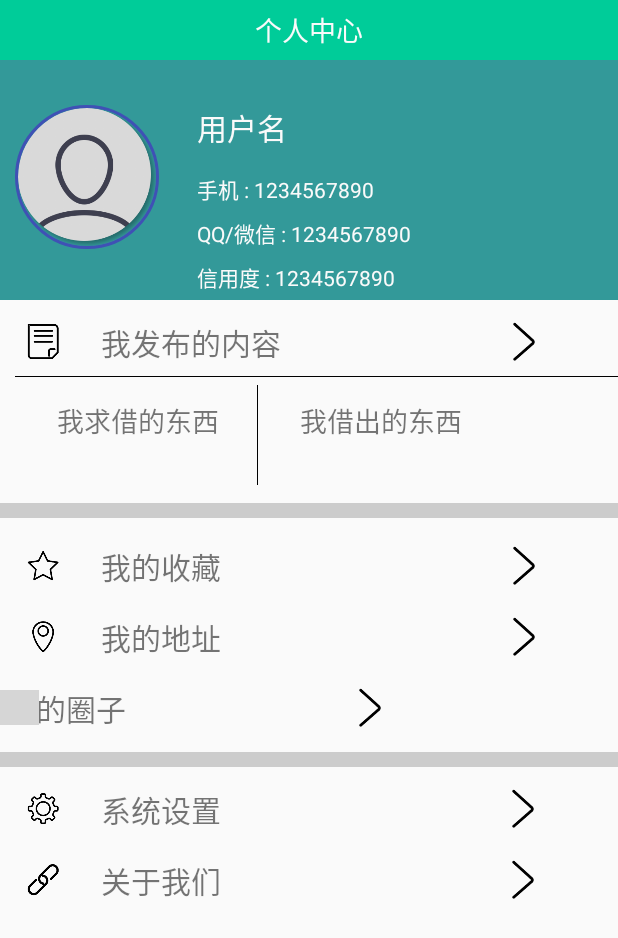
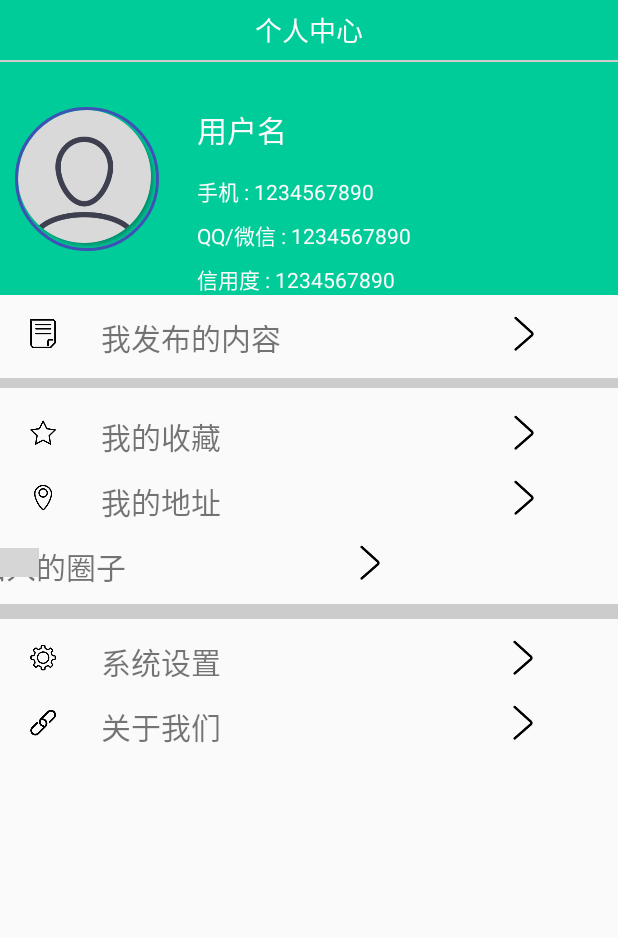
Before and after one commit to CleverLove8/Sharing, an Android app: the fragment AboutMe shown on its own in the app's theme, on a phone screen of 412 x 824 dp. Shown: the top 938 px of the screen. Run offline under Robolectric (Android 15) with nearby library versions, the light colour scheme and no system bars; our stand-ins replace ButterKnife, CircleImageView; libraries missing offline, so code that uses them is left out: cn.bmob.v3; pictures from the network do not load; 1 statement that could not run was skipped; grey boxes are pictures that could not be loaded.

Commit message:
个人中心

```diff
--- a/app/src/main/res/layout/aboutme_layout.xml
+++ b/app/src/main/res/layout/aboutme_layout.xml
@@ -6,6 +6,10 @@
     android:orientation="vertical"
     >
     <include layout="@layout/menu_myself"/>
+    <View
+        android:layout_width="match_parent"
+        android:layout_height="1dp"
+        android:background="@color/gray_bg"/>
     <LinearLayout
         style="@style/w_match_h_match"
         android:orientation="vertical"
@@ -13,8 +17,8 @@
         <LinearLayout
             android:id="@+id/user_info"
             android:layout_width="match_parent"
-            android:layout_height="160dp"
-            android:background="@color/person_base"
+            android:layout_height="155dp"
+            android:background="@color/bottom_btn_selected"
             android:orientation="horizontal"
             >
             <de.hdodenhof.circleimageview.CircleImageView
@@ -119,7 +123,7 @@
             <LinearLayout
                 android:id="@+id/user_history"
                 android:layout_width="wrap_content"
-                android:layout_height="39dp"
+                android:layout_height="35dp"
                 android:layout_marginTop="8dp"
                 android:orientation="horizontal"
                 >
@@ -147,49 +151,49 @@
                     android:layout_marginLeft="99dp"
                     />
             </LinearLayout>
-            <View
-                android:layout_width="match_parent"
-                android:layout_height="1px"
-                android:background="#000000"
-                android:layout_marginLeft="10dp"
-                android:layout_marginTop="3dp"
-                />
+            <!--<View-->
+                <!--android:layout_width="match_parent"-->
+                <!--android:layout_height="1px"-->
+                <!--android:background="#000000"-->
+                <!--android:layout_marginLeft="10dp"-->
+                <!--android:layout_marginTop="3dp"-->
+                <!--/>-->
 
-            <LinearLayout
-                android:layout_width="wrap_content"
-                android:layout_height="wrap_content"
-                android:orientation="horizontal"
-                >
-                <TextView
-                    android:id="@+id/user_history_get"
-                    android:layout_width="wrap_content"
-                    android:layout_height="wrap_content"
-                    android:text="我求借的东西"
-                    android:textSize="18dp"
-                    android:layout_marginTop="15dp"
-                    android:layout_marginLeft="38dp"
-                    />
-                <View
-                    android:layout_width="1px"
-                    android:layout_height="100px"
-                    android:background="#000000"
-                    android:layout_marginTop="5dp"
-                    android:layout_marginLeft="25dp"
-                    />
-                <TextView
-                    android:id="@+id/user_history_send"
-                    android:layout_width="wrap_content"
-                    android:layout_height="wrap_content"
-                    android:text="我借出的东西"
-                    android:textSize="18dp"
-                    android:layout_marginTop="15dp"
-                    android:layout_marginLeft="28dp"
-                    />
-            </LinearLayout>
+            <!--<LinearLayout-->
+                <!--android:layout_width="wrap_content"-->
+                <!--android:layout_height="33dp"-->
+                <!--android:orientation="horizontal"-->
+                <!--&gt;-->
+                <!--<TextView-->
+                    <!--android:id="@+id/user_history_get"-->
+                    <!--android:layout_width="wrap_content"-->
+                    <!--android:layout_height="wrap_content"-->
+                    <!--android:text="我求借的东西"-->
+                    <!--android:textSize="18dp"-->
+                    <!--android:layout_marginTop="15dp"-->
+                    <!--android:layout_marginLeft="38dp"-->
+                    <!--/>-->
+                <!--<View-->
+                    <!--android:layout_width="1px"-->
+                    <!--android:layout_height="100px"-->
+                    <!--android:background="#000000"-->
+                    <!--android:layout_marginTop="5dp"-->
+                    <!--android:layout_marginLeft="25dp"-->
+                    <!--/>-->
+                <!--<TextView-->
+                    <!--android:id="@+id/user_history_send"-->
+                    <!--android:layout_width="wrap_content"-->
+                    <!--android:layout_height="wrap_content"-->
+                    <!--android:text="我借出的东西"-->
+                    <!--android:textSize="18dp"-->
+                    <!--android:layout_marginTop="15dp"-->
+                    <!--android:layout_marginLeft="28dp"-->
+                    <!--/>-->
+            <!--</LinearLayout>-->
         </LinearLayout>
         <View
             android:layout_width="match_parent"
-            android:layout_height="15px"
+            android:layout_height="10px"
             android:background="@color/gray_bg"
             android:layout_marginTop="12dp"
             />
@@ -197,7 +201,7 @@
         <LinearLayout
             android:id="@+id/user_collect"
             android:layout_width="wrap_content"
-            android:layout_height="39dp"
+            android:layout_height="35dp"
             android:layout_marginTop="12dp"
             android:orientation="horizontal"
             >
@@ -230,7 +234,7 @@
         <LinearLayout
             android:id="@+id/user_location"
             android:layout_width="wrap_content"
-            android:layout_height="39dp"
+            android:layout_height="35dp"
             android:layout_marginTop="8dp"
             android:orientation="horizontal"
             >
@@ -263,7 +267,7 @@
         <LinearLayout
             android:id="@+id/user_circle"
             android:layout_width="wrap_content"
-            android:layout_height="39dp"
+            android:layout_height="35dp"
             android:layout_marginTop="8dp"
             android:orientation="horizontal"
             >
@@ -303,7 +307,7 @@
         <LinearLayout
             android:id="@+id/user_setting"
             android:layout_width="wrap_content"
-            android:layout_height="39dp"
+            android:layout_height="35dp"
             android:layout_marginTop="8dp"
             android:orientation="horizontal"
             >
@@ -336,7 +340,7 @@
         <LinearLayout
             android:id="@+id/user_aboutUs"
             android:layout_width="wrap_content"
-            android:layout_height="39dp"
+            android:layout_height="35dp"
             android:layout_marginTop="8dp"
             android:orientation="horizontal"
             >
```
